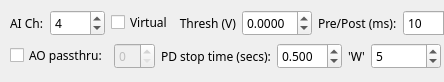
This is AcqPDParams.ui in acorver/SpikeGL as Qt 5 draws it before an edit. The edited form follows.
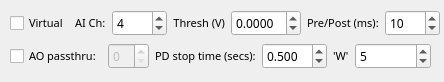
This is the edited form.

```diff
--- a/AcqPDParams.ui
+++ b/AcqPDParams.ui
@@ -24,7 +24,7 @@
     <rect>
      <x>10</x>
      <y>40</y>
-     <width>431</width>
+     <width>421</width>
      <height>32</height>
     </rect>
    </property>
@@ -40,7 +40,7 @@
       <property name="font">
        <font>
         <family>MS Reference Sans Serif</family>
-        <pointsize>9</pointsize>
+        <pointsize>8</pointsize>
        </font>
       </property>
       <property name="toolTip">
@@ -72,7 +72,7 @@
       <property name="font">
        <font>
         <family>MS Reference Sans Serif</family>
-        <pointsize>9</pointsize>
+        <pointsize>8</pointsize>
        </font>
       </property>
       <property name="toolTip">
@@ -113,7 +113,7 @@
       <property name="font">
        <font>
         <family>MS Reference Sans Serif</family>
-        <pointsize>9</pointsize>
+        <pointsize>8</pointsize>
        </font>
       </property>
       <property name="toolTip">
@@ -169,7 +169,7 @@
     <rect>
      <x>10</x>
      <y>10</y>
-     <width>431</width>
+     <width>421</width>
      <height>31</height>
     </rect>
    </property>
@@ -183,12 +183,28 @@
     <property name="sizeConstraint">
      <enum>QLayout::SetFixedSize</enum>
     </property>
+    <item>
+     <widget class="QCheckBox" name="virtualChk">
+      <property name="font">
+       <font>
+        <family>MS Reference Sans Serif</family>
+        <pointsize>8</pointsize>
+       </font>
+      </property>
+      <property name="toolTip">
+       <string>&lt;html&gt;&lt;head/&gt;&lt;body&gt;&lt;p&gt;If checked, and if using a MUX/INTAN acquisition mode, the AI channel number specified to the left is interpreted as a &amp;quot;virtual&amp;quot; or demuxed AI channel (aka &amp;quot;electrode&amp;quot;). &lt;/p&gt;&lt;p&gt;If unchecked, then the channel number specified is interpreted as a physical AI channel (outside of the set of MUXed channels). &lt;/p&gt;&lt;p&gt;This checkbox has no effect if using a &amp;quot;Straight&amp;quot; acquisition mode that isn't multiplexed.&lt;/p&gt;&lt;p&gt;&lt;br/&gt;&lt;/p&gt;&lt;/body&gt;&lt;/html&gt;</string>
+      </property>
+      <property name="text">
+       <string>Virtual</string>
+      </property>
+     </widget>
+    </item>
     <item>
      <widget class="QLabel" name="pdAILabel">
       <property name="font">
        <font>
         <family>MS Reference Sans Serif</family>
-        <pointsize>9</pointsize>
+        <pointsize>8</pointsize>
        </font>
       </property>
       <property name="toolTip">
@@ -218,28 +234,12 @@
       </property>
      </widget>
     </item>
-    <item>
-     <widget class="QCheckBox" name="virtualChk">
-      <property name="font">
-       <font>
-        <family>MS Reference Sans Serif</family>
-        <pointsize>9</pointsize>
-       </font>
-      </property>
-      <property name="toolTip">
-       <string>&lt;html&gt;&lt;head/&gt;&lt;body&gt;&lt;p&gt;If checked, and if using a MUX/INTAN acquisition mode, the AI channel number specified to the left is interpreted as a &amp;quot;virtual&amp;quot; or demuxed AI channel (aka &amp;quot;electrode&amp;quot;). &lt;/p&gt;&lt;p&gt;If unchecked, then the channel number specified is interpreted as a physical AI channel (outside of the set of MUXed channels). &lt;/p&gt;&lt;p&gt;This checkbox has no effect if using a &amp;quot;Straight&amp;quot; acquisition mode that isn't multiplexed.&lt;/p&gt;&lt;p&gt;&lt;br/&gt;&lt;/p&gt;&lt;/body&gt;&lt;/html&gt;</string>
-      </property>
-      <property name="text">
-       <string>Virtual</string>
-      </property>
-     </widget>
-    </item>
     <item>
      <widget class="QLabel" name="pdAIThreshLabel">
       <property name="font">
        <font>
         <family>MS Reference Sans Serif</family>
-        <pointsize>9</pointsize>
+        <pointsize>8</pointsize>
        </font>
       </property>
       <property name="toolTip">
@@ -292,7 +292,7 @@
       <property name="font">
        <font>
         <family>MS Reference Sans Serif</family>
-        <pointsize>9</pointsize>
+        <pointsize>8</pointsize>
        </font>
       </property>
       <property name="toolTip">
```
